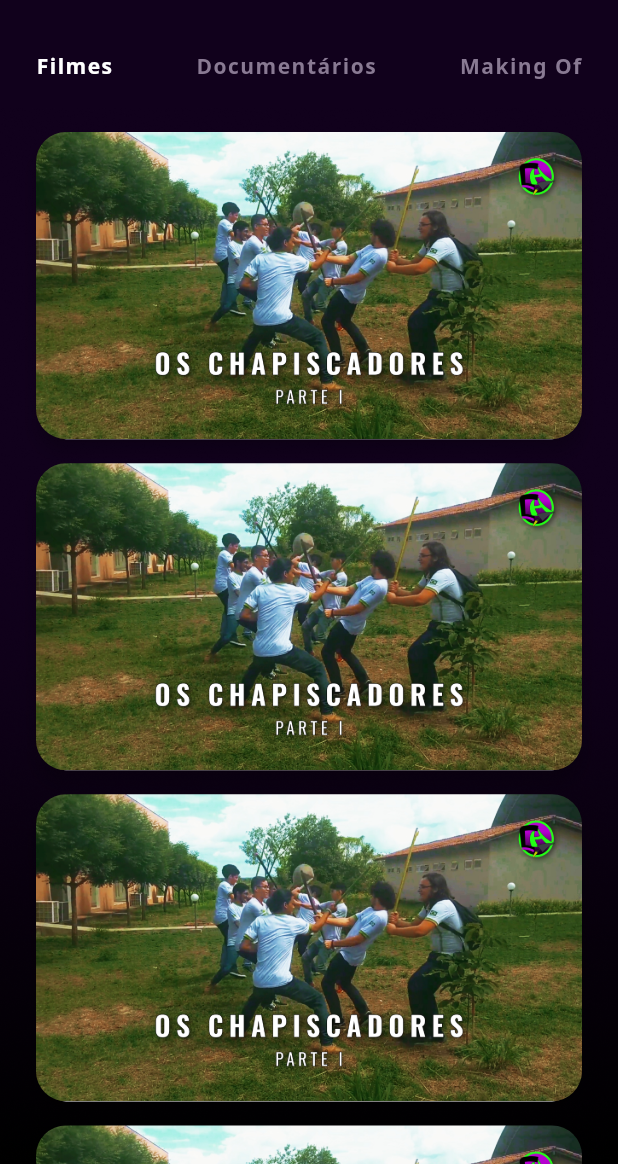
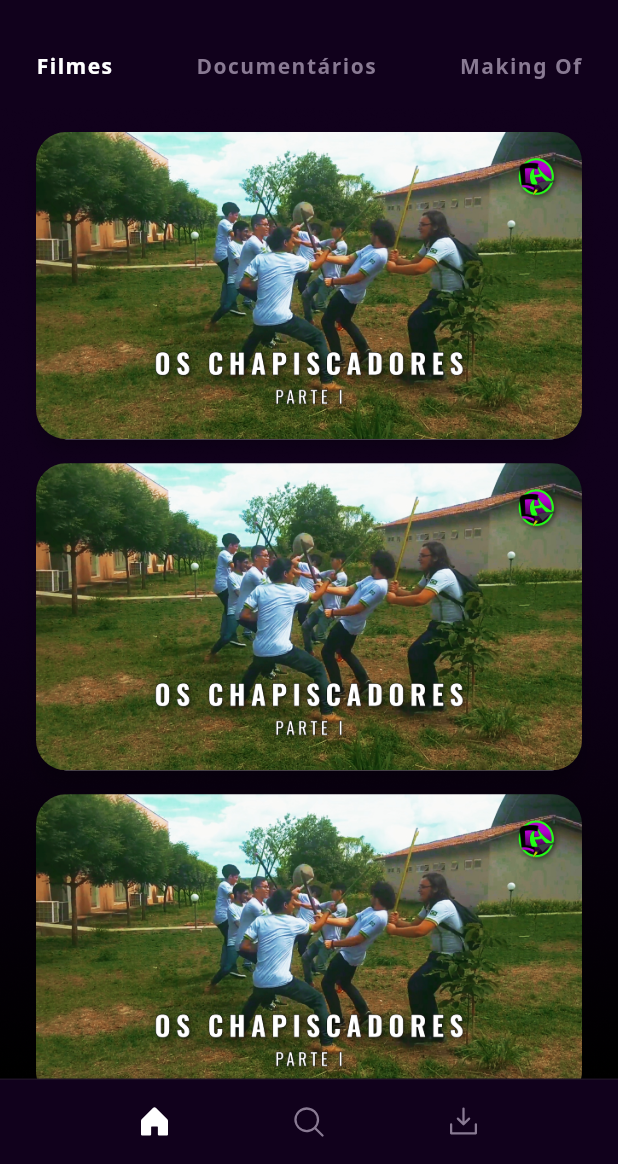
Before and after one commit to r0drigobenicio/chapisco-tv, a Flutter app: the HomePage screen opened directly, on a phone screen of 412 x 824 dp, the part 72-1236 px from its top. Run offline on Flutter 3.47's test engine with Material 2 defaults, Android fonts, the light colour scheme and no system bars; our stand-ins replace flutter_phosphor_icons, flutter_svg.

Commit message:
update home_page
add bottomBar

```diff
--- a/lib/views/home/home_page.dart
+++ b/lib/views/home/home_page.dart
@@ -1,4 +1,5 @@
 import 'package:flutter/material.dart';
+import 'package:flutter_phosphor_icons/flutter_phosphor_icons.dart';
 import 'package:flutter_svg/flutter_svg.dart';
 import 'dart:math' as math;
 
@@ -257,7 +258,47 @@ class _HomePageState extends State<HomePage> {
             ),
           )
         ],
-      )
+      ),
+      bottomNavigationBar: Container(
+        decoration: const BoxDecoration(
+          border: Border(top: BorderSide(width: 1, color: AppColors.borderColor))
+        ),
+        child: BottomAppBar(
+          color: AppColors.backgroundColor,
+          child: Padding(
+            padding: const EdgeInsets.symmetric(horizontal: 24, vertical: 4),
+            child: Row(
+              mainAxisAlignment: MainAxisAlignment.spaceEvenly,
+              children: [
+                IconButton(
+                  onPressed: () {},
+                  icon: const Icon(
+                    PhosphorIcons.house_fill,
+                    color: AppColors.whiteColor,
+                  ),
+                  tooltip: 'Início',
+                ),
+                IconButton(
+                  onPressed: () {},
+                  icon: const Icon(
+                    PhosphorIcons.magnifying_glass,
+                    color: AppColors.grayColor,
+                  ),
+                  tooltip: 'Pesquisar',
+                ),
+                IconButton(
+                  onPressed: () {},
+                  icon: const Icon(
+                    PhosphorIcons.download_simple,
+                    color: AppColors.grayColor,
+                  ),
+                  tooltip: 'Downloads',
+                ),
+              ]
+            ),
+          )
+        ),
+      ),
     );
   }
 }
```
